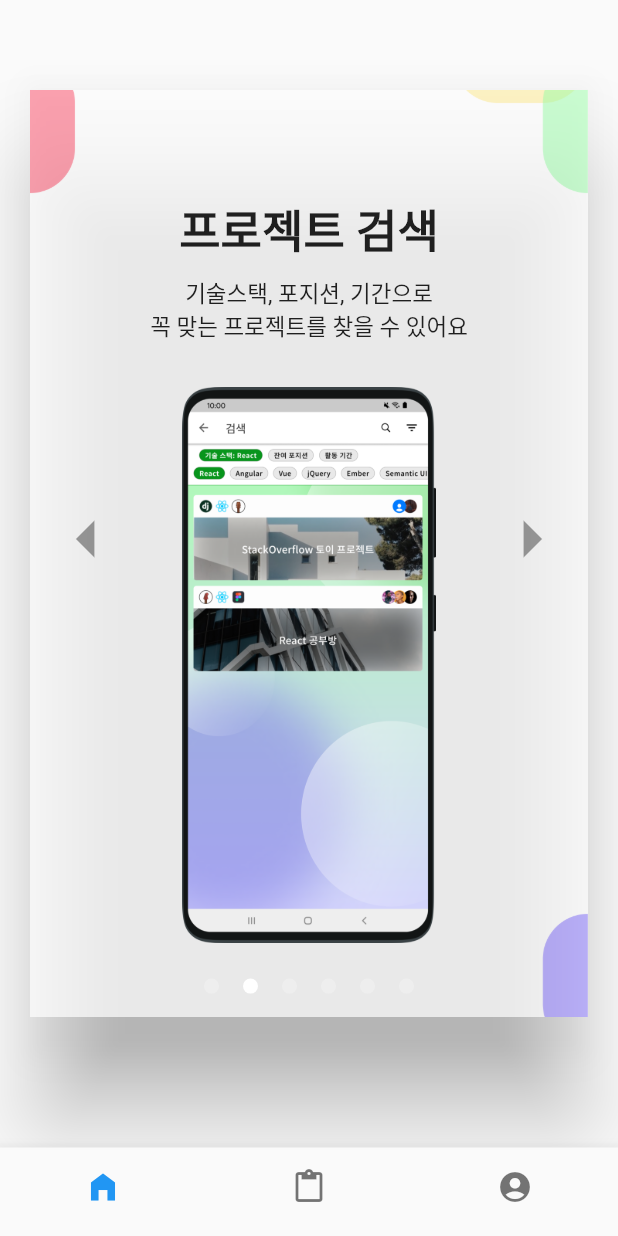
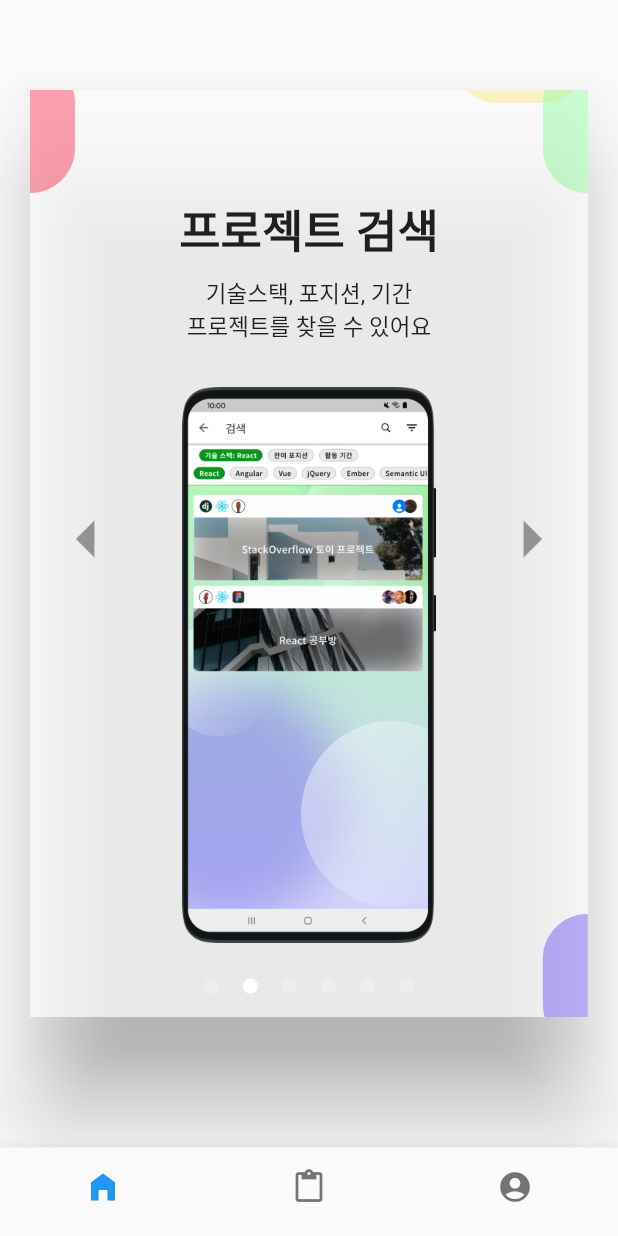
Before and after one commit to wafflestudio/guam_front, a Flutter app: the screen it shows after launch, after a tap on the "arrow right" icon, on a phone screen of 412 x 824 dp. Run offline on Flutter 3.47's test engine with Material 2 defaults, Android fonts, the phone set to English and light mode, and no system bars; our stand-ins replace bot_toast, carousel_slider, firebase_auth, firebase_core, firebase_messaging, flutter_form_builder and 7 more; missing offline and left inert: kakao_flutter_sdk, mailer; accounts and stored records are empty.

Commit message:
fix overflow

```diff
--- a/lib/screens/tutorial/tutorial_image.dart
+++ b/lib/screens/tutorial/tutorial_image.dart
@@ -3,13 +3,16 @@
 class TutorialImage extends StatelessWidget {
   final String imagePath;
   final bool isImageTop;
+  final int page;
 
-  TutorialImage(this.imagePath, this.isImageTop);
+  TutorialImage({this.imagePath, this.isImageTop, this.page});
 
   @override
   Widget build(BuildContext context) {
     return SizedBox(
-      height: MediaQuery.of(context).size.height * 0.45,
+      height: page == 1 // 성민님이 수정하신 1번째 예시 사진 크기가 약간 큼.
+        ? MediaQuery.of(context).size.height * 0.4
+        : MediaQuery.of(context).size.height * 0.45,
       child: Image(image: AssetImage(imagePath), fit: BoxFit.cover)
     );
   }
--- a/lib/screens/tutorial/tutorial_modal.dart
+++ b/lib/screens/tutorial/tutorial_modal.dart
@@ -32,8 +32,8 @@
             if (_currentPage == 2)
               TutorialPage(
                 title: "프로젝트 검색",
-                description_1: "기술스택, 포지션, 기간으로",
-                description_2: "꼭 맞는 프로젝트를 찾을 수 있어요",
+                description_1: "기술스택, 포지션, 기간",
+                description_2: "프로젝트를 찾을 수 있어요",
                 imagePath: "assets/tutorial/tutorial_project_search.png",
                 isImageTop: false,
                 page: _currentPage,
--- a/lib/screens/tutorial/tutorial_page.dart
+++ b/lib/screens/tutorial/tutorial_page.dart
@@ -42,7 +42,7 @@
                     ArrowButton(onTap: this.goToPreviousPage, active: true, isRightArrow: false),
                     Column(
                       children: [
-                        if (isImageTop) TutorialImage(imagePath, isImageTop),
+                        if (isImageTop) TutorialImage(imagePath: imagePath, isImageTop: isImageTop),
                         Padding(
                           padding: EdgeInsets.symmetric(vertical: 30),
                           child: Column(
@@ -60,7 +60,7 @@
                             ],
                           ),
                         ),
-                        if (!isImageTop) TutorialImage(imagePath, isImageTop),
+                        if (!isImageTop) TutorialImage(imagePath: imagePath, isImageTop: isImageTop, page: page),
                       ],
                     ),
                     ArrowButton(onTap: this.goToNextPage, active: true),
```
